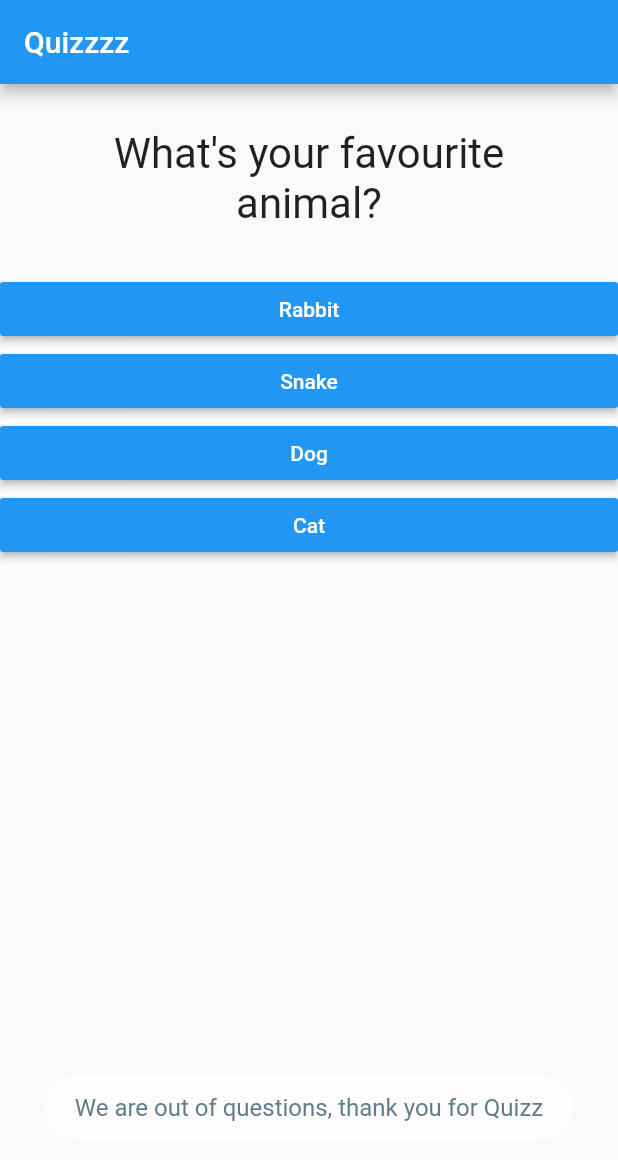
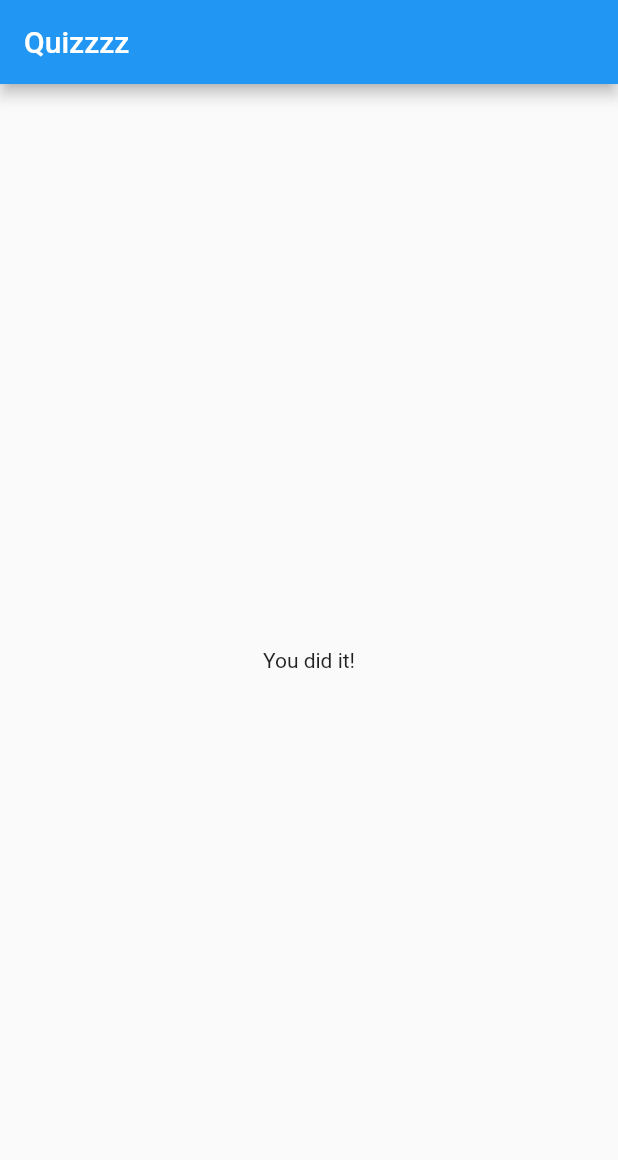
Before and after one commit to ChrisWW/FlutterTraining, a Flutter app: the screen it shows after launch, after a tap on "Black", after a tap on "Everything about flutter", after a tap on "Rabbit", on a phone screen of 412 x 824 dp. Shown: the top 1160 px of the screen. Run offline on Flutter 3.47's test engine with Material 2 defaults, Android fonts, the phone set to English and light mode, and no system bars; our stand-ins replace fluttertoast.

Commit message:
general fix, ready to release

```diff
--- a/lib/main.dart
+++ b/lib/main.dart
@@ -37,19 +37,12 @@ class _MyAppState extends State<MyApp> {
   ];
 
   void _answerQuestion() {
-    if (_questionIndex < questions.length - 1) {
+    if (_questionIndex < questions.length) {
       setState(() {
         _questionIndex = _questionIndex + 1;
       });
     } else {
-      Fluttertoast.showToast(
-          msg: "We are out of questions, thank you for Quizz",
-          toastLength: Toast.LENGTH_SHORT,
-          gravity: ToastGravity.BOTTOM,
-          timeInSecForIosWeb: 2,
-          backgroundColor: Colors.white60,
-          textColor: Colors.blueGrey,
-          fontSize: 16.0);
+      print('End of the quizz');
     }
   }
 
@@ -58,13 +51,13 @@ class _MyAppState extends State<MyApp> {
       return MaterialApp(
         home: Scaffold(
           appBar: AppBar(title: Text('Quizzzz')),
-        body: Column(children: [
+          body: _questionIndex < (questions.length) ? Column(children: [
             Question(questions[_questionIndex]['questionText']),
             ...(questions[_questionIndex]['answers'] as List<String>)
                 .map((answer) {
               return Answer(_answerQuestion, answer);
             }).toList()
-        ]),
+          ]) : Center(child: Text('You did it!')),
         ),
       );
     }
```
Also changed, not shown: 1 other file. Lines whose indentation alone changed are shown as unchanged.
